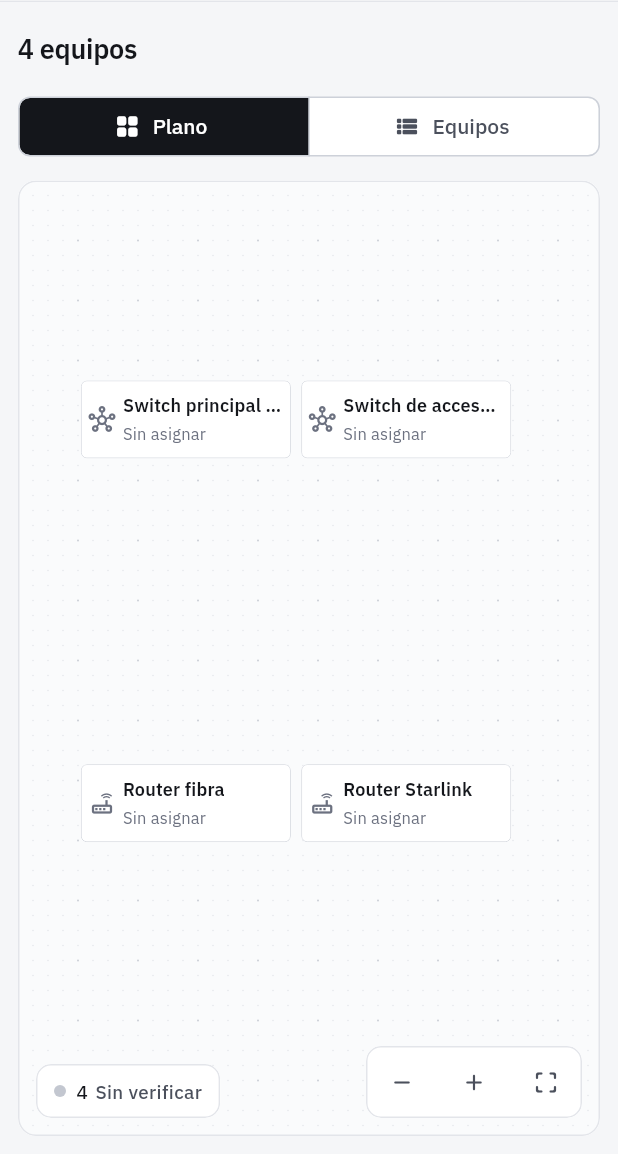
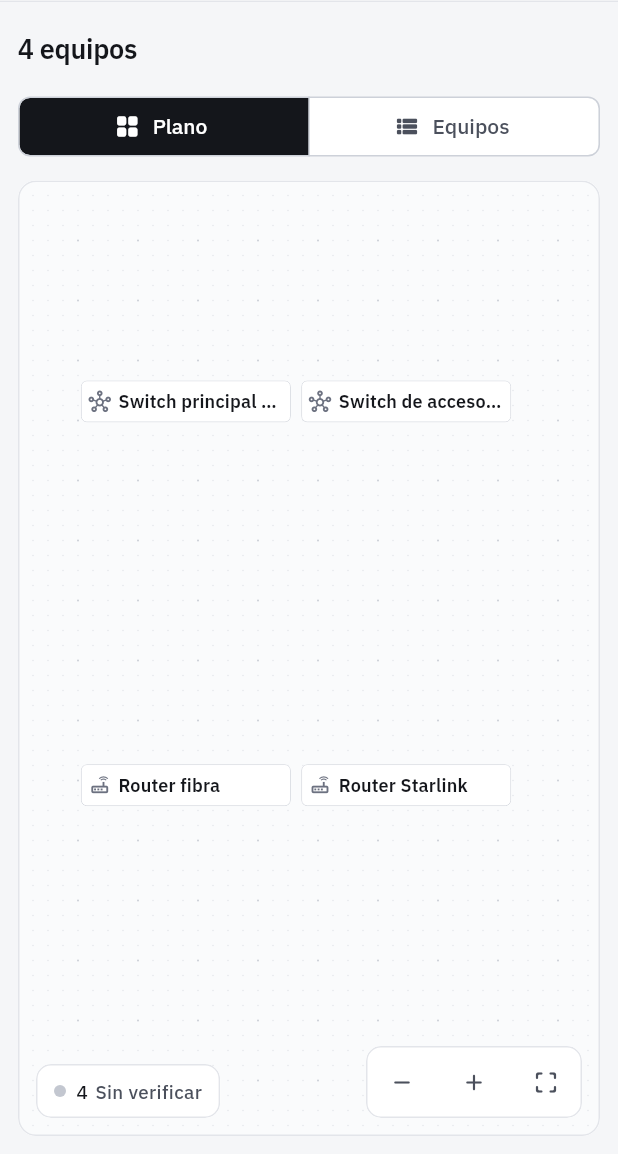
Before and after one commit to blbarrios/inventario-ti, a Flutter app: the RoomPage screen opened directly with sample values from the repository, on a phone screen of 412 x 824 dp, the part 82-1236 px from its top. Run offline on Flutter 3.47's test engine with Material 3 defaults, Android fonts, the phone set to English and light mode, and no system bars; missing offline and left inert: dart:html.

Commit message:
Keep plan markers a constant on-screen size for real extra space
The room plan is twice the viewport and opens on the whole plan. Markers
no longer scale with zoom, so zooming in opens real space between them;
when zoomed out they become compact name tags.

Co-Authored-By: Claude Opus 5.5 <noreply@anthropic.com>

```diff
--- a/app/lib/room_page.dart
+++ b/app/lib/room_page.dart
@@ -10,10 +10,14 @@ import 'inventory_repository.dart';
 import 'inventory_theme.dart';
 
 /// The plan is this many times the viewport on each side, so assets and
-/// zones have room to spread out; zoom in to work on a part of it.
+/// zones have room to spread out. It opens on the whole plan; zoom in for
+/// full markers and drag the background to move around.
 const planScale = 2.0;
 const fitScale = 1 / planScale;
 const maxPlanScale = 5.0;
+
+/// Below this zoom, markers switch to compact name tags.
+const denseBelowScale = .75;
 // Scale z too: InteractiveViewer reads the current zoom with
 // getMaxScaleOnAxis(), so a z of 1 would make every zoom look like 1x and
 // let the plan shrink below "fit".
@@ -37,6 +41,7 @@ class RoomPage extends StatefulWidget {
 }
 
 class _RoomPageState extends State<RoomPage> {
+  // Opens on the whole plan (compact tags) so no asset starts off-screen.
   final transform = TransformationController(fitMatrix());
   final viewportKey = GlobalKey();
   final search = TextEditingController();
@@ -561,7 +566,7 @@ class _RoomPageState extends State<RoomPage> {
                                 onPressed: () => zoom(1.25),
                                 icon: const Icon(Icons.add_rounded, size: 18)),
                             IconButton(
-                                tooltip: 'Restablecer vista',
+                                tooltip: 'Ver plano completo',
                                 onPressed: () => transform.value = fitMatrix(),
                                 icon: const Icon(Icons.crop_free_rounded,
                                     size: 18)),
@@ -994,12 +999,28 @@ class _RoomCanvas extends StatelessWidget {
                       ],
                     ),
                   ),
+                // Markers keep the same size on screen at any zoom, so
+                // zooming in opens real space between them; zoomed out
+                // they turn into compact name tags.
+                AnimatedBuilder(
+                  animation: controller,
+                  builder: (context, _) {
+                    final scale = controller.value.getMaxScaleOnAxis();
+                    final dense = scale < denseBelowScale;
+                    final design = dense
+                        ? Size(markerWidth, 56)
+                        : Size(markerWidth, markerHeight);
+                    // Designed at 2x; shown at half size on screen.
+                    final onPlan = design * (.5 / scale);
+                    return Stack(children: [
                       for (final asset in assets)
                         Positioned(
-                    left: left + (draft?[asset] ?? asset.position).dx * travelX,
-                    top: top + (draft?[asset] ?? asset.position).dy * travelY,
-                    width: markerWidth,
-                    height: markerHeight,
+                          left: left +
+                              (draft?[asset] ?? asset.position).dx * travelX,
+                          top: top +
+                              (draft?[asset] ?? asset.position).dy * travelY,
+                          width: onPlan.width,
+                          height: onPlan.height,
                           child: MouseRegion(
                             cursor: draft == null
                                 ? SystemMouseCursors.click
@@ -1012,14 +1033,24 @@ class _RoomCanvas extends StatelessWidget {
                                         Offset(event.delta.dx / travelX,
                                             event.delta.dy / travelY),
                                       ),
+                              child: FittedBox(
+                                fit: BoxFit.fill,
+                                child: SizedBox.fromSize(
+                                  size: design,
                                   child: Marker(
                                     asset: asset,
                                     selected: selected == asset,
                                     onTap: () => onSelect(asset),
                                     compact: compact,
+                                    dense: dense,
                                   ),
                                 ),
                               ),
+                            ),
+                          ),
+                        ),
+                    ]);
+                  },
                 ),
               ]),
             ),
@@ -1037,12 +1068,16 @@ class Marker extends StatelessWidget {
     required this.selected,
     required this.onTap,
     required this.compact,
+    this.dense = false,
   });
 
   final Asset asset;
   final bool selected;
   final VoidCallback onTap;
   final bool compact;
+
+  /// Overview tag: icon and name on one line.
+  final bool dense;
 
   @override
   Widget build(BuildContext context) {
@@ -1067,7 +1102,22 @@ class Marker extends StatelessWidget {
           onTap: onTap,
           child: Padding(
             padding: EdgeInsets.symmetric(horizontal: compact ? 8 : 10),
-            child: Row(children: [
+            child: dense
+                ? Row(children: [
+                    DeviceGlyph(asset.icon, status, size: 30),
+                    const SizedBox(width: 10),
+                    Expanded(
+                      child: Text(asset.name,
+                          maxLines: 1,
+                          overflow: TextOverflow.ellipsis,
+                          style: const TextStyle(
+                              fontSize: 24, fontWeight: FontWeight.w600)),
+                    ),
+                    if (asset.maintenancePending)
+                      const Icon(Icons.build_outlined,
+                          size: 24, color: maintenanceInk),
+                  ])
+                : Row(children: [
                     DeviceGlyph(asset.icon, status, size: compact ? 30 : 36),
                     SizedBox(width: compact ? 7 : 10),
                     Expanded(
@@ -1085,7 +1135,8 @@ class Marker extends StatelessWidget {
                           Text(asset.assignedLabel,
                               maxLines: 1,
                               overflow: TextOverflow.ellipsis,
-                        style: const TextStyle(fontSize: 22, color: inkFaint)),
+                              style: const TextStyle(
+                                  fontSize: 22, color: inkFaint)),
                         ],
                       ),
                     ),
```
Lines whose indentation alone changed are shown as unchanged.
